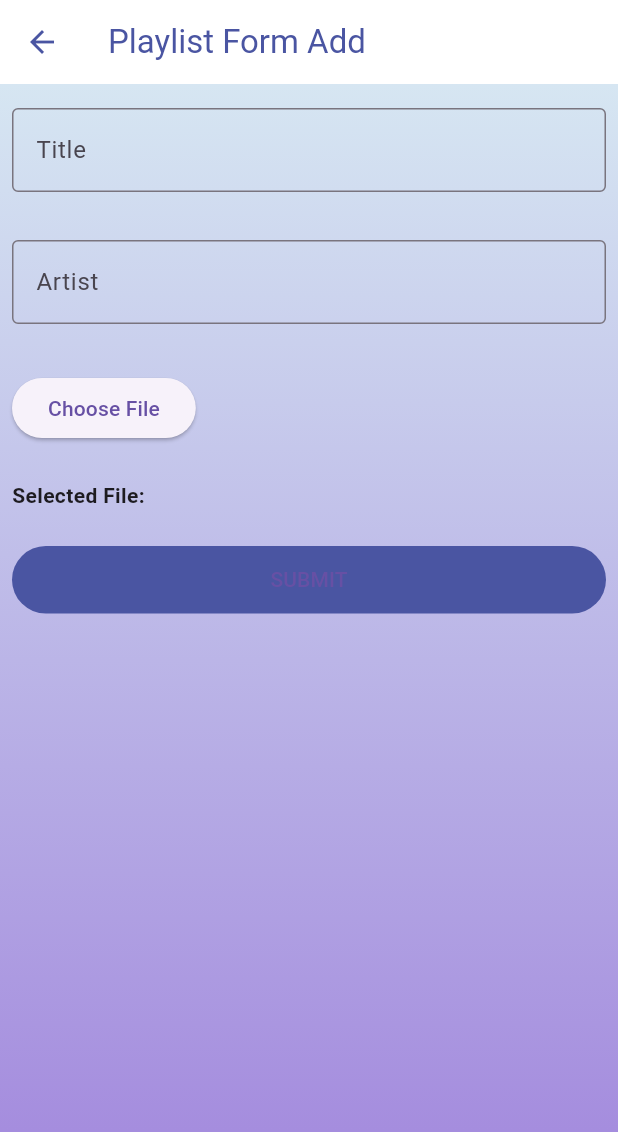
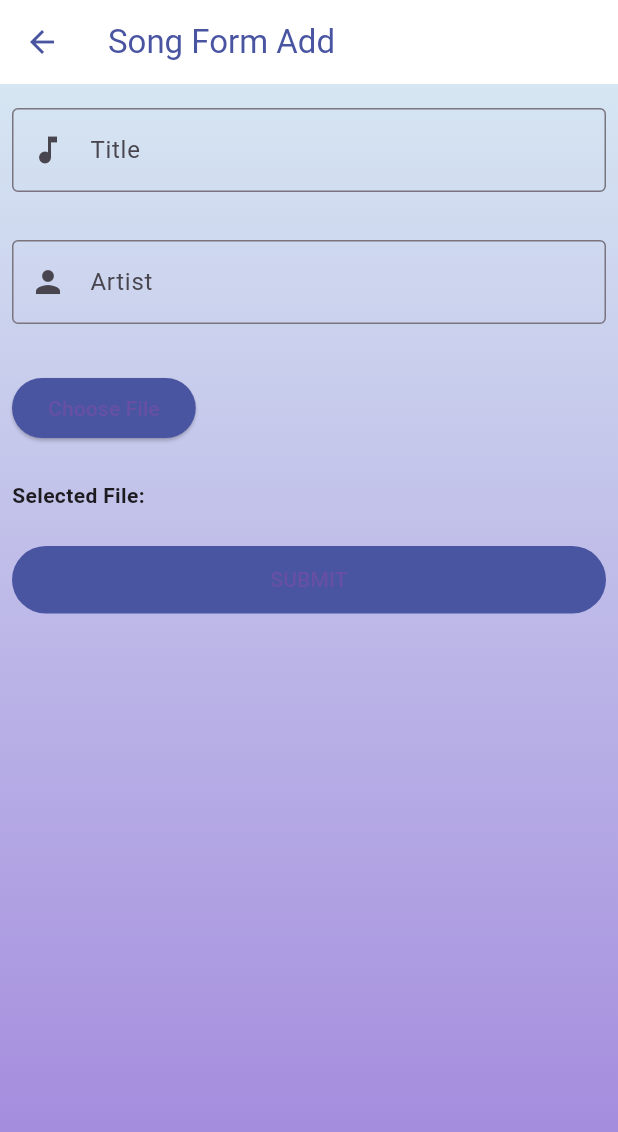
Before and after one commit to sabrinazizau/fasolasync, a Flutter app: the SongFormAdd screen opened directly, on a phone screen of 412 x 824 dp. Shown: the top 1132 px of the screen. Run offline on Flutter 3.47's test engine with Material 3 defaults, Android fonts, the phone set to English and light mode, and no system bars; our stand-ins replace animated_splash_screen, audioplayers, file_picker, firebase_auth, firebase_core, flutter_svg and 3 more; accounts and stored records are empty; network calls fail.

Commit message:
update UI song_form_add

```diff
--- a/lib/admin/song_form_add.dart
+++ b/lib/admin/song_form_add.dart
@@ -61,7 +61,7 @@ class _SongFormAddState extends State<SongFormAdd> {
           icon: const Icon(Icons.arrow_back, color: Color(0xFF4A55A2)),
         ),
         title: const Text(
-          'Playlist Form Add',
+          'Song Form Add',
           style: TextStyle(color: Color(0xFF4A55A2)),
         ),
         backgroundColor: Colors.white,
@@ -89,6 +89,7 @@ class _SongFormAddState extends State<SongFormAdd> {
                 decoration: const InputDecoration(
                   border: OutlineInputBorder(),
                   hintText: 'Title',
+                  prefixIcon: Icon(Icons.music_note),
                 ),
               ),
             ),
@@ -100,6 +101,7 @@ class _SongFormAddState extends State<SongFormAdd> {
                 decoration: const InputDecoration(
                   border: OutlineInputBorder(),
                   hintText: 'Artist',
+                  prefixIcon: Icon(Icons.person),
                 ),
               ),
             ),
@@ -119,6 +121,9 @@ class _SongFormAddState extends State<SongFormAdd> {
               child: ElevatedButton(
                 onPressed: openFileExplorer,
                 child: Text('Choose File'),
+                style: ElevatedButton.styleFrom(
+                  backgroundColor: Color(0xFF4A55A2),
+                ),
               ),
             ),
             if (url_song != null)
```
